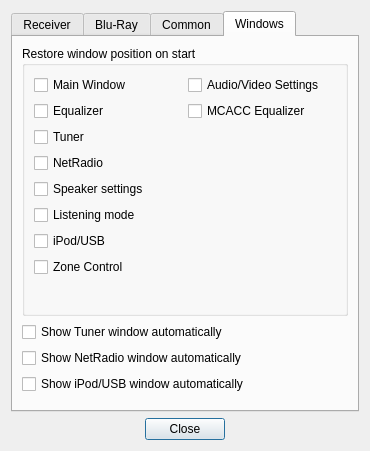
This is settingsdialog.ui in AceOfSnakes/AvrPioRemote as Qt 5 draws it before an edit. The edited form follows.
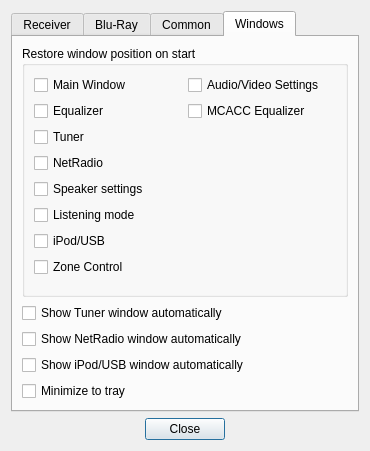
This is the edited form. The open tabs and pages were chosen to show the change.

Commit message: add minimize to tray

Patch:
```diff
--- a/settingsdialog.ui
+++ b/settingsdialog.ui
@@ -965,6 +965,13 @@
          </property>
         </widget>
        </item>
+       <item>
+        <widget class="QCheckBox" name="MinimizeToTrayCheckBox">
+         <property name="text">
+          <string>Minimize to tray</string>
+         </property>
+        </widget>
+       </item>
        <item>
         <spacer name="verticalSpacer_2">
          <property name="orientation">
```
Left out of the diff: 3 changed lines with no effect on the pictures. The commit also changes 5 other files.
